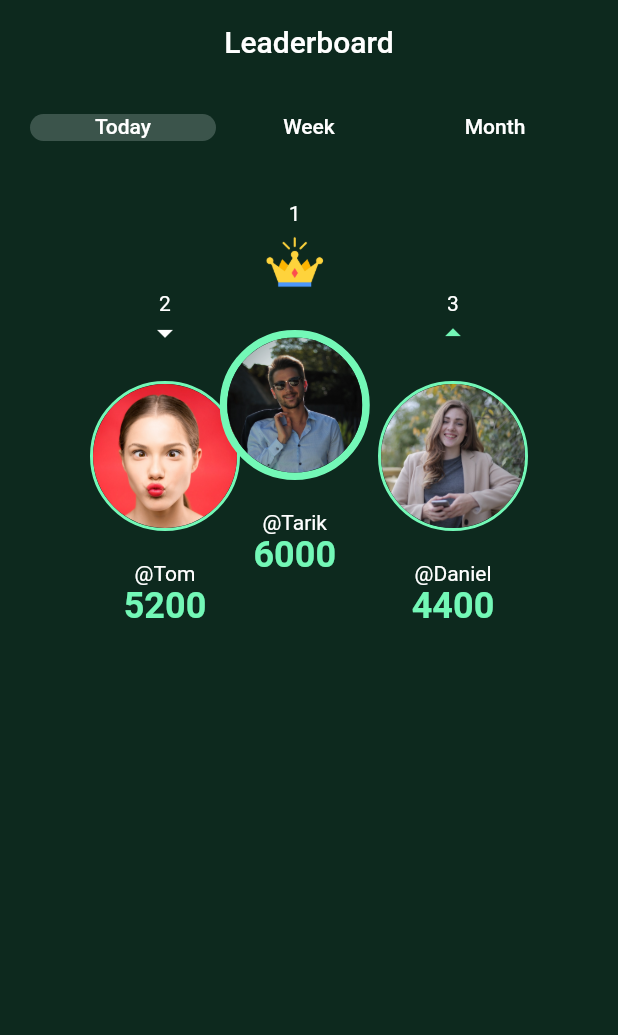
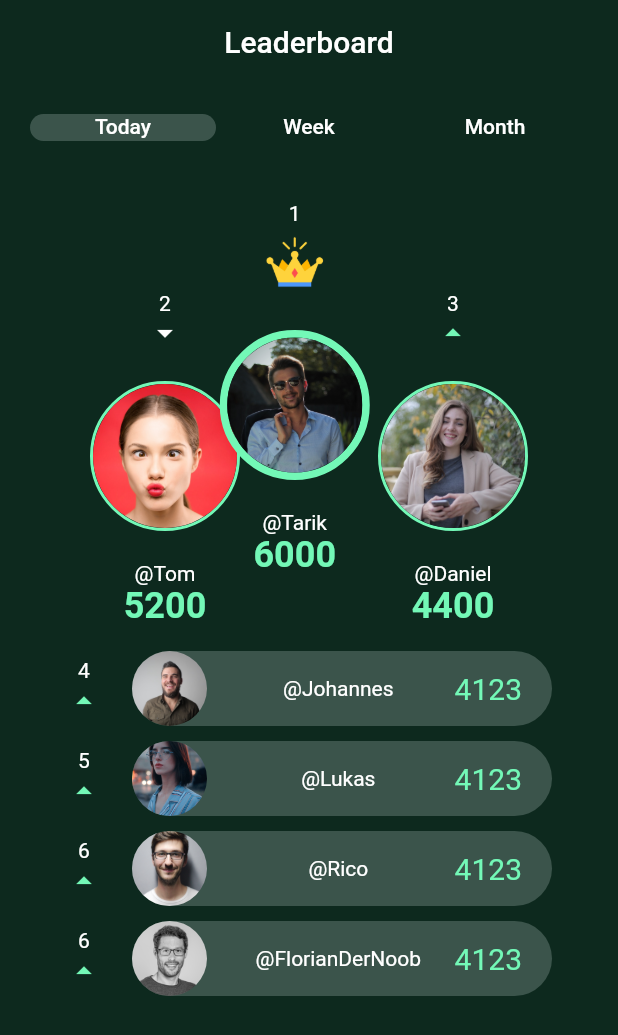
Before and after one commit to tarikalmashni/scoremaster, a Flutter app: the screen it shows after launch, on a phone screen of 412 x 824 dp. Shown: the top 1035 px of the screen. Run offline on Flutter 3.47's test engine with Material 2 defaults, Android fonts, the phone set to English and light mode, and no system bars; our stand-ins replace freezed_annotation; generated files the repository leaves out were written again.

Commit message:
added custom_highscore_list

```diff
--- a/lib/src/pages/scoreboard_page/scoreboard_page.dart
+++ b/lib/src/pages/scoreboard_page/scoreboard_page.dart
@@ -1,5 +1,6 @@
 import 'package:flutter/material.dart';
 import 'package:scoremaster/src/config/theme/app_colors.dart';
+import 'package:scoremaster/src/pages/scoreboard_page/widgets/custom_highscore_list.dart';
 import 'package:scoremaster/src/pages/scoreboard_page/widgets/custom_leaders.dart';
 import 'package:scoremaster/src/pages/scoreboard_page/widgets/custom_tab_bar.dart';
 
@@ -22,20 +23,27 @@ class ScoreboardPage extends StatelessWidget {
       body: DefaultTabController(
         length: 3,
         child: Column(
-          children: const <Widget>[
-            Padding(
+          children: <Widget>[
+            const Padding(
               padding: EdgeInsets.all(20.0),
               child: CustomTabBar(),
             ),
-            SizedBox(
+            const SizedBox(
               height: 20,
             ),
             SizedBox(
-              height: 500,
+              height: 650,
               child: TabBarView(
                 children: <Widget>[
-                  CustomLeaders(),
-                  Center(
+                  Column(
+                    children: const [
+                      CustomLeaders(),
+                      SingleChildScrollView(
+                        child: CustomHighscoreList(),
+                      ),
+                    ],
+                  ),
+                  const Center(
                     child: Text(
                       'nothing here yet',
                       style: TextStyle(
@@ -43,7 +51,7 @@ class ScoreboardPage extends StatelessWidget {
                       ),
                     ),
                   ),
-                  Center(
+                  const Center(
                     child: Text(
                       'nothing here yet too',
                       style: TextStyle(
--- /dev/null
+++ b/lib/src/pages/scoreboard_page/widgets/custom_highscore_list.dart
@@ -0,0 +1,126 @@
+import 'package:flutter/material.dart';
+import 'package:scoremaster/src/config/theme/app_colors.dart';
+
+class CustomHighscoreList extends StatelessWidget {
+  const CustomHighscoreList({Key? key}) : super(key: key);
+
+  @override
+  Widget build(BuildContext context) {
+    return Wrap(
+      spacing: 10,
+      runSpacing: 10,
+      children: const <Widget>[
+        CustomListEntry(
+          place: 4,
+          avatarPath: 'assets/mock/pictures/profile-2.jpg',
+          username: '@Johannes',
+          score: 4123,
+        ),
+        CustomListEntry(
+          place: 5,
+          avatarPath: 'assets/mock/pictures/profile-4.jpg',
+          username: '@Lukas',
+          score: 4123,
+        ),
+        CustomListEntry(
+          place: 6,
+          avatarPath: 'assets/mock/pictures/profile-5.jpg',
+          username: '@Rico',
+          score: 4123,
+        ),
+        CustomListEntry(
+          place: 6,
+          avatarPath: 'assets/mock/pictures/florian.jpg',
+          username: '@FlorianDerNoob',
+          score: 4123,
+        ),
+      ],
+    );
+  }
+}
+
+class CustomListEntry extends StatelessWidget {
+  const CustomListEntry({
+    Key? key,
+    required this.place,
+    this.iconIndicator,
+    required this.avatarPath,
+    required this.username,
+    required this.score,
+  }) : super(key: key);
+
+  final int place;
+  final Icon? iconIndicator;
+  final String avatarPath;
+  final String username;
+  final int score;
+
+  @override
+  Widget build(BuildContext context) {
+    return Row(
+      mainAxisAlignment: MainAxisAlignment.center,
+      children: [
+        Column(
+          children: <Widget>[
+            Text(
+              place.toString(),
+              style: const TextStyle(
+                color: Colors.white,
+              ),
+            ),
+            const Icon(
+              Icons.arrow_drop_up,
+              color: AppColors.green,
+            ),
+          ],
+        ),
+        const SizedBox(width: 20),
+        Container(
+          width: 280,
+          height: 50,
+          decoration: const BoxDecoration(
+            color: AppColors.darkGreen,
+            borderRadius: BorderRadius.all(
+              Radius.circular(50),
+            ),
+          ),
+          child: Row(
+            mainAxisAlignment: MainAxisAlignment.spaceBetween,
+            children: [
+              ClipRRect(
+                borderRadius: const BorderRadius.all(
+                  Radius.circular(50),
+                ),
+                child: Image(
+                  width: 50,
+                  image: AssetImage(avatarPath),
+                  fit: BoxFit.cover,
+                ),
+              ),
+              Padding(
+                padding: const EdgeInsets.only(left: 10),
+                child: Text(
+                  username,
+                  style: const TextStyle(
+                    color: Colors.white,
+                  ),
+                ),
+              ),
+              Padding(
+                padding: const EdgeInsets.only(right: 20),
+                // alignment: Alignment.centerRight,
+                child: Text(
+                  score.toString(),
+                  style: const TextStyle(
+                    fontSize: 20,
+                    color: AppColors.green,
+                  ),
+                ),
+              ),
+            ],
+          ),
+        ),
+      ],
+    );
+  }
+}
--- a/lib/src/pages/scoreboard_page/widgets/custom_leaders.dart
+++ b/lib/src/pages/scoreboard_page/widgets/custom_leaders.dart
@@ -32,7 +32,10 @@ class CustomLeaders extends StatelessWidget {
             right: 60,
             child: const CustomColumn(
               place: 3,
-              iconIndicator: Icon(Icons.arrow_drop_up, color: AppColors.green),
+              iconIndicator: Icon(
+                Icons.arrow_drop_up,
+                color: AppColors.green,
+              ),
               avatarPath: 'assets/mock/pictures/profile-1.jpg',
               username: '@Daniel',
               score: 4400,
```
Also changed, not shown: assets/mock/pictures/florian.jpg (added).
